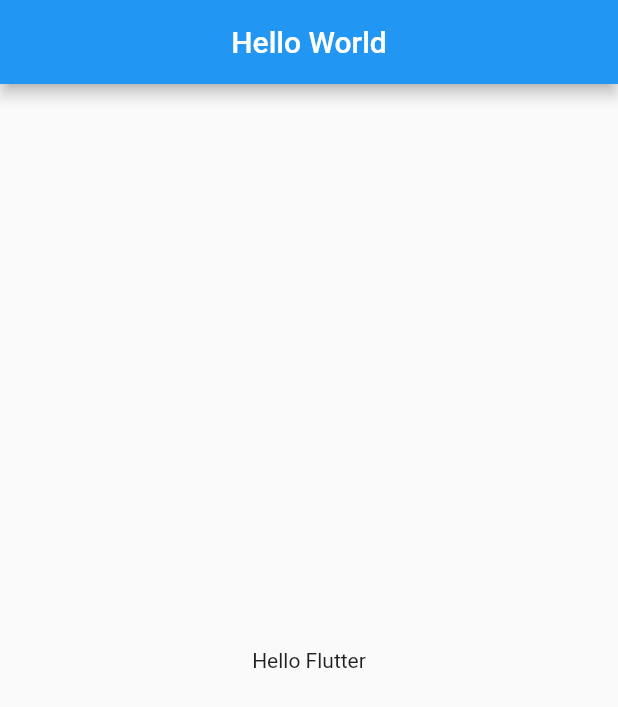
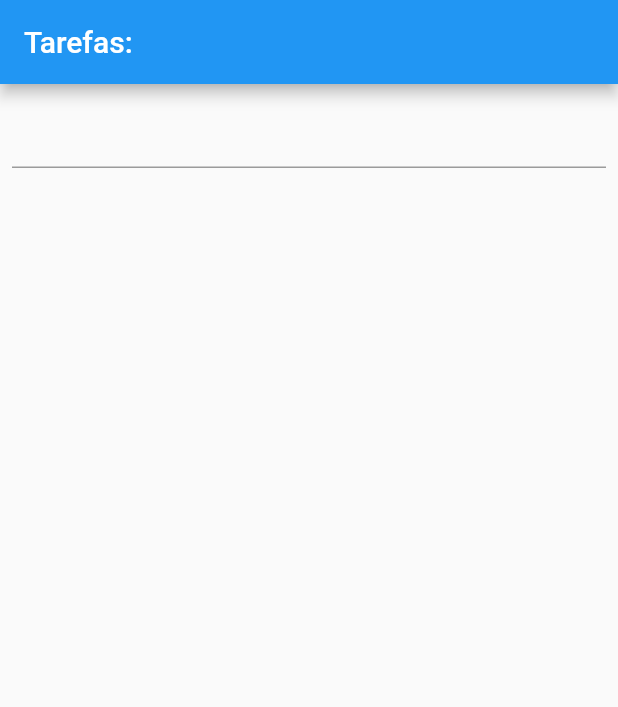
Before and after one commit to danilobsena1/Project-Flutter, a Flutter app: the screen it shows after launch, on a phone screen of 412 x 824 dp. Shown: the top 707 px of the screen. Run offline on Flutter 3.47's test engine with Material 2 defaults, Android fonts, the phone set to English and light mode, and no system bars.

Commit message:
versão atualizada

```diff
--- a/Project-lista-tarefas/lib/main.dart
+++ b/Project-lista-tarefas/lib/main.dart
@@ -1,24 +1,92 @@
 import 'package:flutter/material.dart';
+import 'tarefa.dart';
 
 void main() {
-  runApp(HelloWorldScreem()); // primeiro widgt que será executado.
+  runApp(new TarefasApp());
 }
 
-class HelloWorldScreem extends StatelessWidget {
-  // metodo que será executado quando a classe for executada.
+class TarefasApp extends StatelessWidget {
   @override
   Widget build(BuildContext context) {
-    // 1° componente a ser retornado
-    return MaterialApp(
-        home: Scaffold(
-            // elemento que está dentro do Scaffold
-            appBar: AppBar(
-              title: Center(child: Text("Hello World"))
-            ),
-            body: Center(
-              child: Text("Hello Flutter") // centralizando o texto.
-              )
-            )
-            );
+    return new MaterialApp(title: 'Tarefa App', home: new ListaScreen());
   }
 }
+
+class ListaScreen extends StatefulWidget {
+  @override
+  State<StatefulWidget> createState() {
+    return new ListaScreenState();
+  }
+}
+
+class ListaScreenState extends State<ListaScreen> {
+  List<Tarefa> tarefas = new List<Tarefa>();
+  TextEditingController controller = new TextEditingController();
+
+  void adicionaTarefa(String nome) {
+    setState(() {
+      tarefas.add(Tarefa(nome));
+    });
+
+    controller.clear(); // Limpa o campo da TextField.
+  }
+
+  Widget getItem(Tarefa tarefa) {
+    return Row(crossAxisAlignment: CrossAxisAlignment.center, children: <
+        Widget>[
+      IconButton(
+          icon: Icon(
+            tarefa.concluida ? Icons.check_box : Icons.check_box_outline_blank,
+            size: 40.0,
+            color: Colors.lightGreen,
+          ),
+          padding: EdgeInsets.only(left: 10.0, right: 30.0),
+          onPressed: () {
+            setState(() {
+              tarefa.concluida = true;
+            });
+          }),
+      Column(
+        crossAxisAlignment: CrossAxisAlignment.start,
+        children: <Widget>[
+          Text(
+            tarefa.nome,
+            style: TextStyle(fontSize: 16.0, fontWeight: FontWeight.bold),
+          ),
+          Text(
+              tarefa.data.toIso8601String()) // Conversão de inteiro para String
+        ],
+      )
+    ]
+    );
+  }
+
+  @override
+  Widget build(BuildContext context) {
+    return new Scaffold(
+        appBar: AppBar(title: new Text("Tarefas:")),
+        body: Column(
+          mainAxisSize: MainAxisSize.max,
+          children: <Widget>[
+            Container(
+                padding: EdgeInsets.all(8.0),
+                child: TextField(// Exibe um campo de emtrada de texto.
+                    controller: controller,
+                    onSubmitted:
+                        adicionaTarefa // essa função permite após digitar uma informação clicar no botão enviar.
+                    )
+                  ),
+            Expanded(
+                // Faz a expansão da listView
+                child: ListView.builder(
+                    itemCount: tarefas.length,
+                    itemBuilder: (_,indice) {
+                      return getItem(tarefas[indice]);
+                    },
+                  )
+                )
+          ],
+        ),
+      );
+  }
+}
--- /dev/null
+++ b/Project-lista-tarefas/lib/tarefa.dart
@@ -0,0 +1,13 @@
+class Tarefa {
+//atributos:
+  String nome;
+  DateTime data;
+  bool concluida;
+
+//construtor:
+  Tarefa(String nome) {
+    this.nome = nome;
+    data = DateTime.now();
+    concluida = false;
+  }
+}
```
Also changed, not shown: Project-lista-tarefas/pubspec.yaml (+9 -1 lines), Project-lista-tarefas/assets/images/bloco-de-anotacoes.png (added), Project-lista-tarefas/pubspec.lock, 15 other files.
